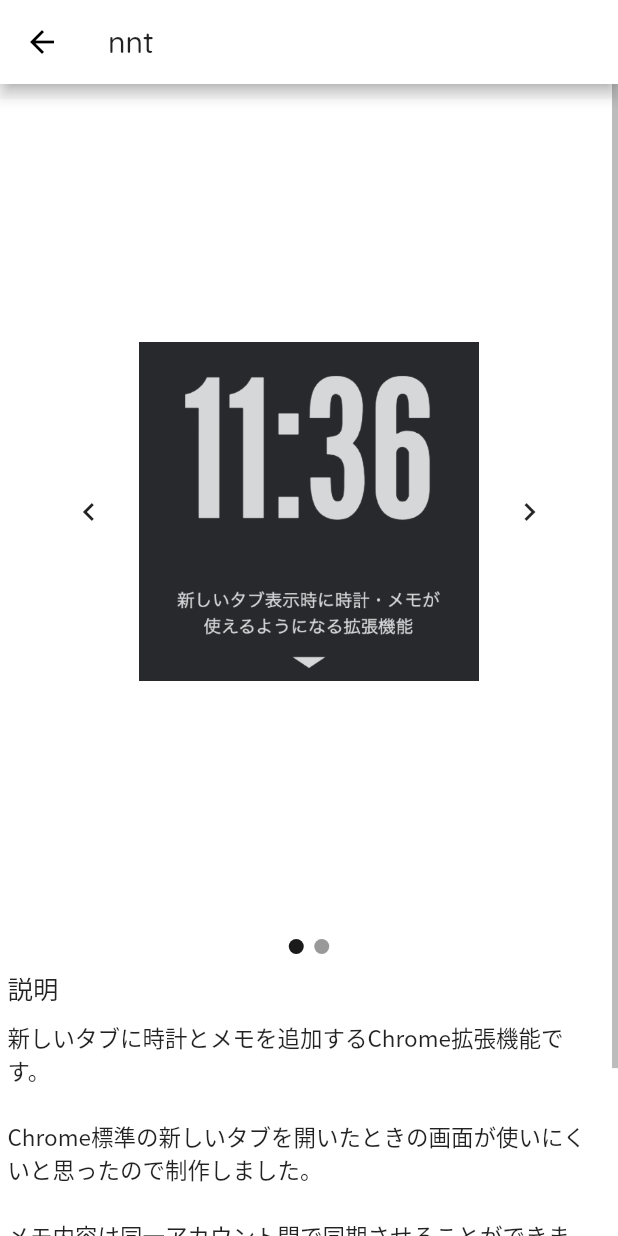
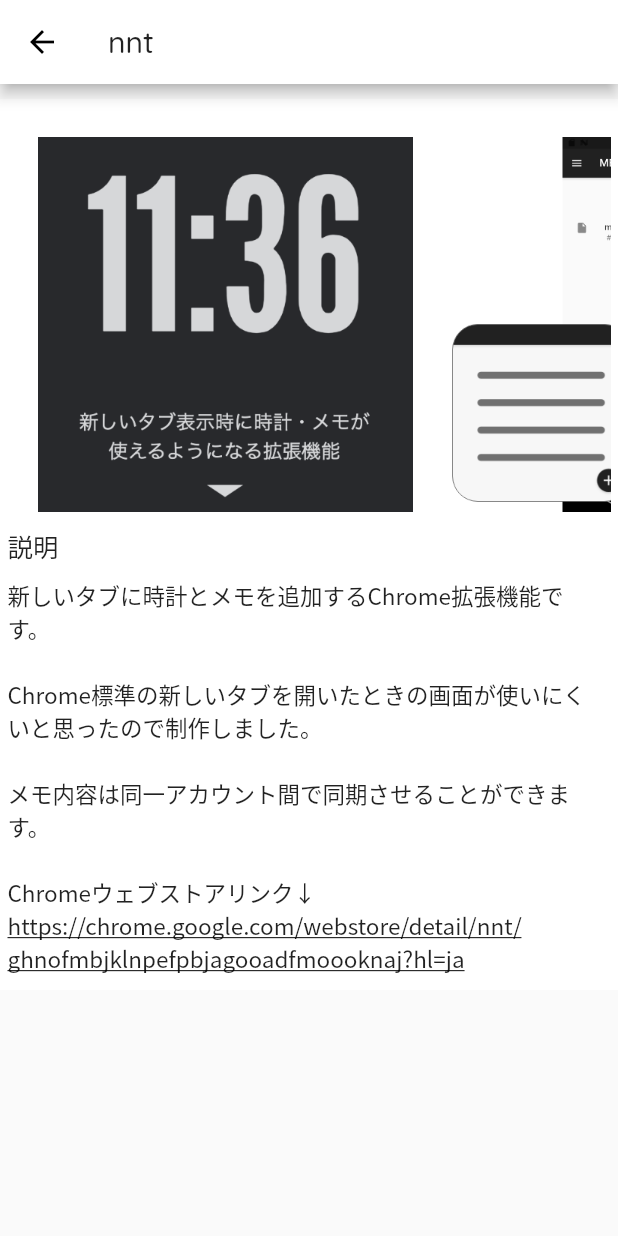
Before and after one commit to 7wataaa/_old_portfolio, a Flutter app: the NNTPage screen opened directly with empty values, on a phone screen of 412 x 824 dp. Run offline on Flutter 3.47's test engine with Material 2 defaults, Android fonts, the phone set to English and light mode, and no system bars; drawn by our look-alikes of carousel_slider; our stand-ins replace flutter_hooks, google_fonts, hooks_riverpod.

Commit message:
add: 各詳細ページの画像一覧をモバイル画面に対応するように

```diff
--- a/lib/pages/nnt_page.dart
+++ b/lib/pages/nnt_page.dart
@@ -30,6 +30,15 @@
 
   @override
   Widget build(BuildContext context) {
+    const _items = [
+      Image(
+        image: AssetImage('assets/extension.png'),
+      ),
+      Image(
+        image: AssetImage('assets/memoapp.png'),
+      ),
+    ];
+
     return Scaffold(
       appBar: AppBar(
         title: Text(
@@ -54,16 +63,11 @@
                     child: Column(
                       crossAxisAlignment: CrossAxisAlignment.center,
                       children: <Widget>[
-                        CustomCarousel(
-                          items: const [
-                            Image(
-                              image: AssetImage('assets/extension.png'),
-                            ),
-                            Image(
-                              image: AssetImage('assets/memoapp.png'),
-                            ),
-                          ],
-                        ),
+                        size.width <= 480
+                            ? const MobileCustomCarousel(items: _items)
+                            : CustomCarousel(
+                                items: _items,
+                              ),
                         Container(
                           width: 500,
                           margin: const EdgeInsets.only(bottom: 10),
--- a/lib/widgets/custom_carousel.dart
+++ b/lib/widgets/custom_carousel.dart
@@ -97,3 +97,38 @@
     );
   }
 }
+
+class MobileCustomCarousel extends StatelessWidget {
+  const MobileCustomCarousel({
+    Key? key,
+    required this.items,
+  }) : super(key: key);
+
+  final List<Widget> items;
+
+  @override
+  Widget build(BuildContext context) {
+    return Container(
+      margin: const EdgeInsets.fromLTRB(0, 25, 0, 10),
+      height: 250,
+      child: SingleChildScrollView(
+        scrollDirection: Axis.horizontal,
+        child: Row(
+          children: (() {
+            const space = SizedBox(
+              width: 20,
+            );
+
+            final result = <Widget>[space];
+
+            for (final item in items) {
+              result.addAll([item, space]);
+            }
+
+            return result;
+          })(),
+        ),
+      ),
+    );
+  }
+}
```
Also changed, not shown: lib/pages/memoapp.dart (+12 -10 lines), lib/pages/nanomemo_page.dart (+14 -10 lines).
